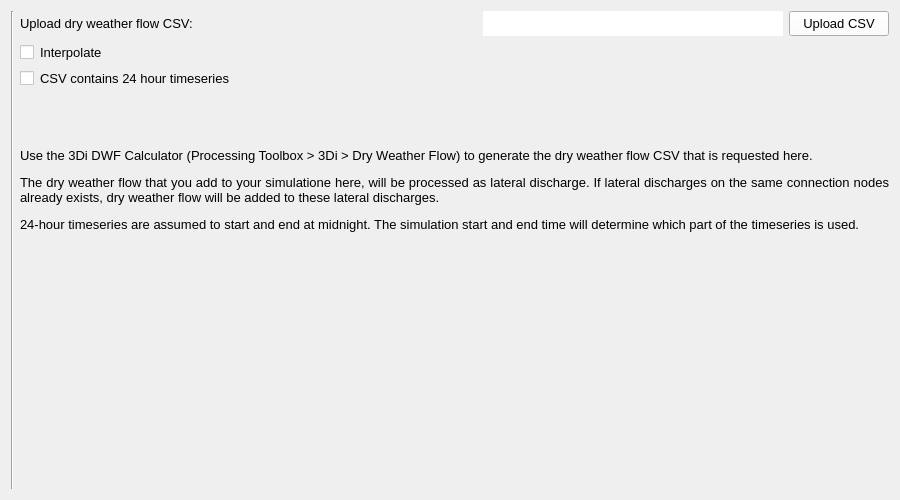
This is threedi_models_and_simulations/ui/simulation_wizard/page_dwf.ui in nens/threedi-api-qgis-client as Qt 5 draws it before an edit. The edited form follows.
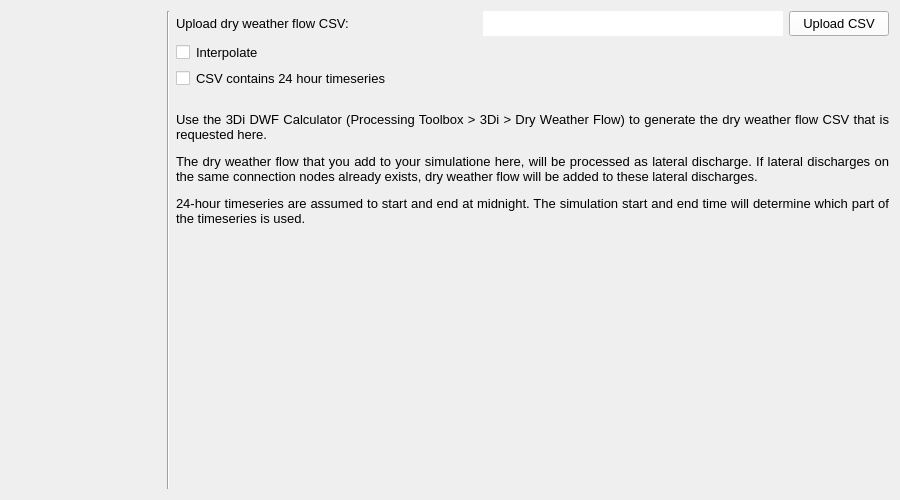
This is the edited form.

Commit message: Changed the way of showing progress of the simulation wizard.

Patch:
```diff
--- a/threedi_models_and_simulations/ui/simulation_wizard/page_dwf.ui
+++ b/threedi_models_and_simulations/ui/simulation_wizard/page_dwf.ui
@@ -126,7 +126,20 @@
      </item>
     </layout>
    </item>
-   <item row="3" column="1" rowspan="12">
+   <item row="7" column="2">
+    <spacer name="verticalSpacer_4">
+     <property name="orientation">
+      <enum>Qt::Vertical</enum>
+     </property>
+     <property name="sizeHint" stdset="0">
+      <size>
+       <width>20</width>
+       <height>40</height>
+      </size>
+     </property>
+    </spacer>
+   </item>
+   <item row="3" column="1" rowspan="6">
     <widget class="Line" name="line">
      <property name="sizePolicy">
       <sizepolicy hsizetype="Fixed" vsizetype="Expanding">
@@ -255,64 +268,6 @@
      </item>
     </layout>
    </item>
-   <item row="14" column="2">
-    <spacer name="horizontalSpacer">
-     <property name="orientation">
-      <enum>Qt::Horizontal</enum>
-     </property>
-     <property name="sizeHint" stdset="0">
-      <size>
-       <width>40</width>
-       <height>20</height>
-      </size>
-     </property>
-    </spacer>
-   </item>
-   <item row="13" column="2">
-    <spacer name="verticalSpacer_4">
-     <property name="orientation">
-      <enum>Qt::Vertical</enum>
-     </property>
-     <property name="sizeHint" stdset="0">
-      <size>
-       <width>20</width>
-       <height>40</height>
-      </size>
-     </property>
-    </spacer>
-   </item>
-   <item row="12" column="2">
-    <widget class="QLabel" name="label">
-     <property name="sizePolicy">
-      <sizepolicy hsizetype="Preferred" vsizetype="Minimum">
-       <horstretch>0</horstretch>
-       <verstretch>0</verstretch>
-      </sizepolicy>
-     </property>
-     <property name="text">
-      <string>&lt;html&gt;&lt;head/&gt;&lt;body&gt;&lt;p align=&quot;justify&quot;&gt;&lt;br/&gt;&lt;span style=&quot; font-size:10pt;&quot;&gt;Use the 3Di DWF Calculator (Processing Toolbox &amp;gt; 3Di &amp;gt; Dry Weather Flow) to generate the dry weather flow CSV that is requested here.&lt;/span&gt;&lt;/p&gt;&lt;p align=&quot;justify&quot;&gt;&lt;span style=&quot; font-size:10pt;&quot;&gt;The dry weather flow that you add to your simulatione here, will be processed as lateral discharge. If lateral discharges on the same connection nodes already exists, dry weather flow will be added to these lateral discharges.&lt;/span&gt;&lt;/p&gt;&lt;p align=&quot;justify&quot;&gt;&lt;span style=&quot; font-size:10pt;&quot;&gt;24-hour timeseries are assumed to start and end at midnight. The simulation start and end time will determine which part of the timeseries is used.&lt;/span&gt;&lt;/p&gt;&lt;/body&gt;&lt;/html&gt;</string>
-     </property>
-     <property name="textFormat">
-      <enum>Qt::RichText</enum>
-     </property>
-     <property name="wordWrap">
-      <bool>true</bool>
-     </property>
-    </widget>
-   </item>
-   <item row="3" column="0" rowspan="12">
-    <layout class="QVBoxLayout" name="wizard_steps_layout">
-     <property name="leftMargin">
-      <number>0</number>
-     </property>
-     <property name="rightMargin">
-      <number>0</number>
-     </property>
-     <property name="bottomMargin">
-      <number>0</number>
-     </property>
-    </layout>
-   </item>
    <item row="5" column="2">
     <layout class="QHBoxLayout" name="horizontalLayout">
      <property name="bottomMargin">
@@ -464,6 +419,61 @@
      </item>
     </layout>
    </item>
+   <item row="8" column="2">
+    <spacer name="horizontalSpacer">
+     <property name="orientation">
+      <enum>Qt::Horizontal</enum>
+     </property>
+     <property name="sizeHint" stdset="0">
+      <size>
+       <width>40</width>
+       <height>20</height>
+      </size>
+     </property>
+    </spacer>
+   </item>
+   <item row="6" column="2">
+    <widget class="QLabel" name="label">
+     <property name="sizePolicy">
+      <sizepolicy hsizetype="Preferred" vsizetype="Minimum">
+       <horstretch>0</horstretch>
+       <verstretch>0</verstretch>
+      </sizepolicy>
+     </property>
+     <property name="text">
+      <string>&lt;html&gt;&lt;head/&gt;&lt;body&gt;&lt;p align=&quot;justify&quot;&gt;&lt;br/&gt;&lt;span style=&quot; font-size:10pt;&quot;&gt;Use the 3Di DWF Calculator (Processing Toolbox &amp;gt; 3Di &amp;gt; Dry Weather Flow) to generate the dry weather flow CSV that is requested here.&lt;/span&gt;&lt;/p&gt;&lt;p align=&quot;justify&quot;&gt;&lt;span style=&quot; font-size:10pt;&quot;&gt;The dry weather flow that you add to your simulatione here, will be processed as lateral discharge. If lateral discharges on the same connection nodes already exists, dry weather flow will be added to these lateral discharges.&lt;/span&gt;&lt;/p&gt;&lt;p align=&quot;justify&quot;&gt;&lt;span style=&quot; font-size:10pt;&quot;&gt;24-hour timeseries are assumed to start and end at midnight. The simulation start and end time will determine which part of the timeseries is used.&lt;/span&gt;&lt;/p&gt;&lt;/body&gt;&lt;/html&gt;</string>
+     </property>
+     <property name="textFormat">
+      <enum>Qt::RichText</enum>
+     </property>
+     <property name="wordWrap">
+      <bool>true</bool>
+     </property>
+    </widget>
+   </item>
+   <item row="3" column="0" rowspan="6">
+    <widget class="QWidget" name="wizard_steps_widget" native="true">
+     <property name="sizePolicy">
+      <sizepolicy hsizetype="Preferred" vsizetype="Expanding">
+       <horstretch>0</horstretch>
+       <verstretch>0</verstretch>
+      </sizepolicy>
+     </property>
+     <property name="minimumSize">
+      <size>
+       <width>150</width>
+       <height>0</height>
+      </size>
+     </property>
+     <property name="maximumSize">
+      <size>
+       <width>150</width>
+       <height>16777215</height>
+      </size>
+     </property>
+     <layout class="QVBoxLayout" name="verticalLayout"/>
+    </widget>
+   </item>
   </layout>
  </widget>
  <resources/>
```
The commit also changes 10 other files.
